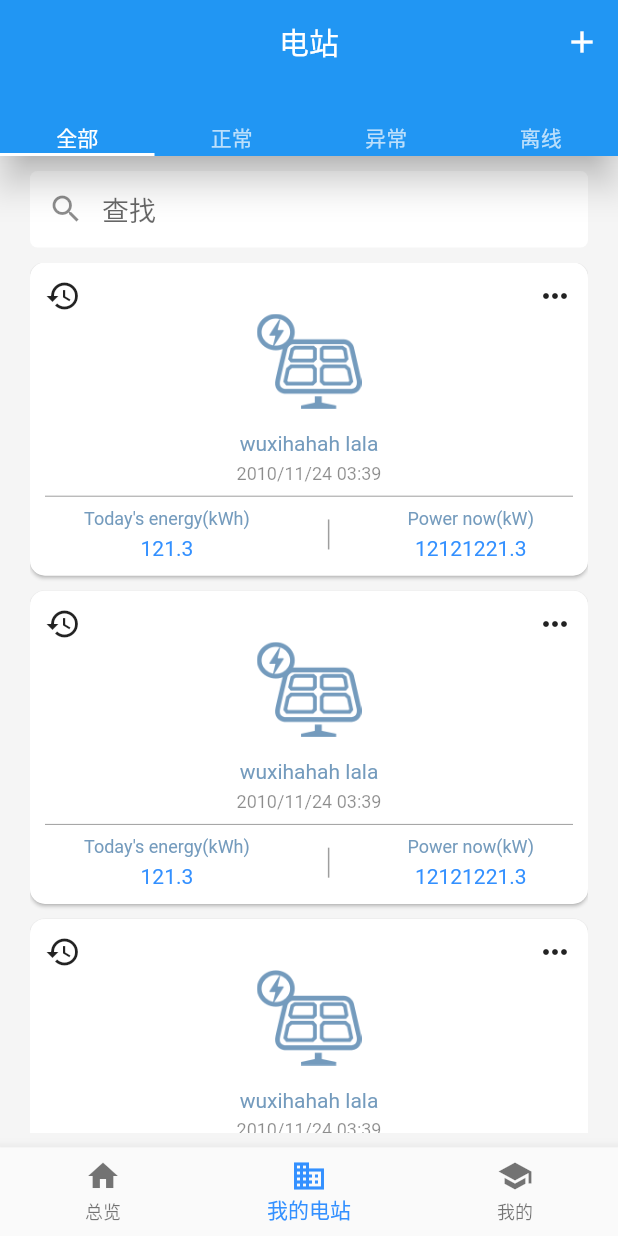
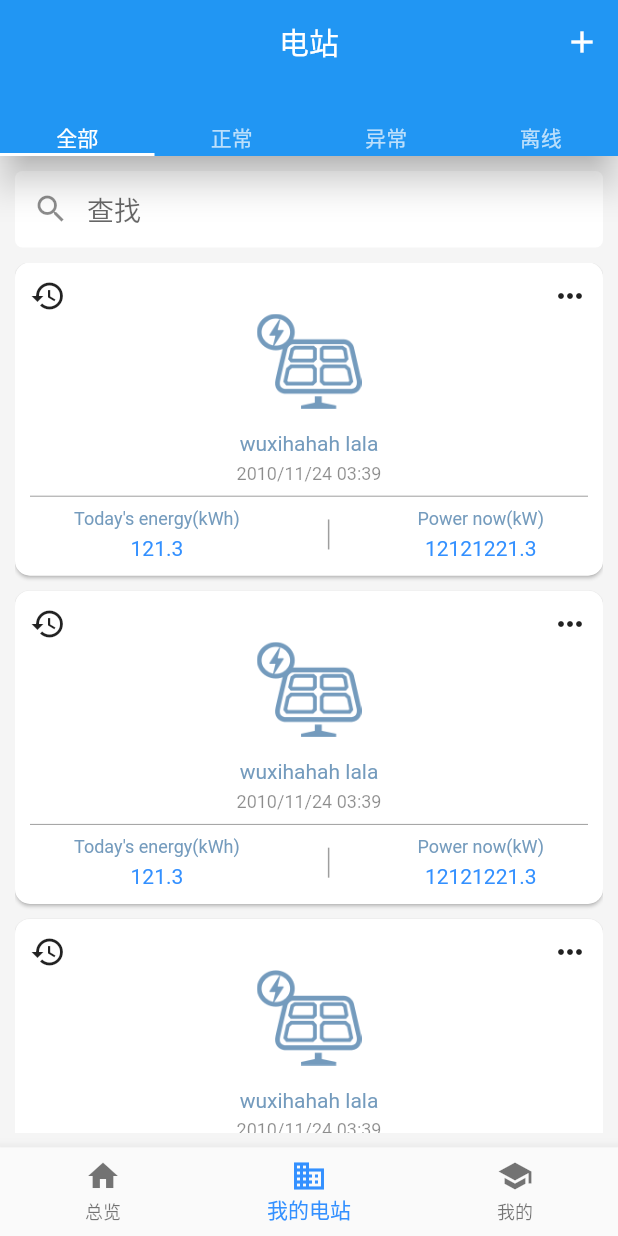
Before and after one commit to fight1991/flutter_FoxESS_demo, a Flutter app: the screen it shows after launch, item 2 of the bottom bar chosen, on a phone screen of 412 x 824 dp. Run offline on Flutter 3.47's test engine with Material 2 defaults, Android fonts, the phone set to English and light mode, and no system bars; our stand-ins replace flutter_swiper.

Commit message:
布局样式调整

```diff
--- a/lib/pages/overview/PlantList.dart
+++ b/lib/pages/overview/PlantList.dart
@@ -13,7 +13,7 @@ class _PlantList extends State<PlantList> {
     print(widget.type);
     return Container(
       color: Color(0xfff5f5f5),
-      padding: EdgeInsets.symmetric(horizontal: 20.0, vertical: 10.0),
+      padding: EdgeInsets.symmetric(horizontal: 10.0, vertical: 10.0),
       child: Column(
         children: <Widget>[
           searchInput(),
```
